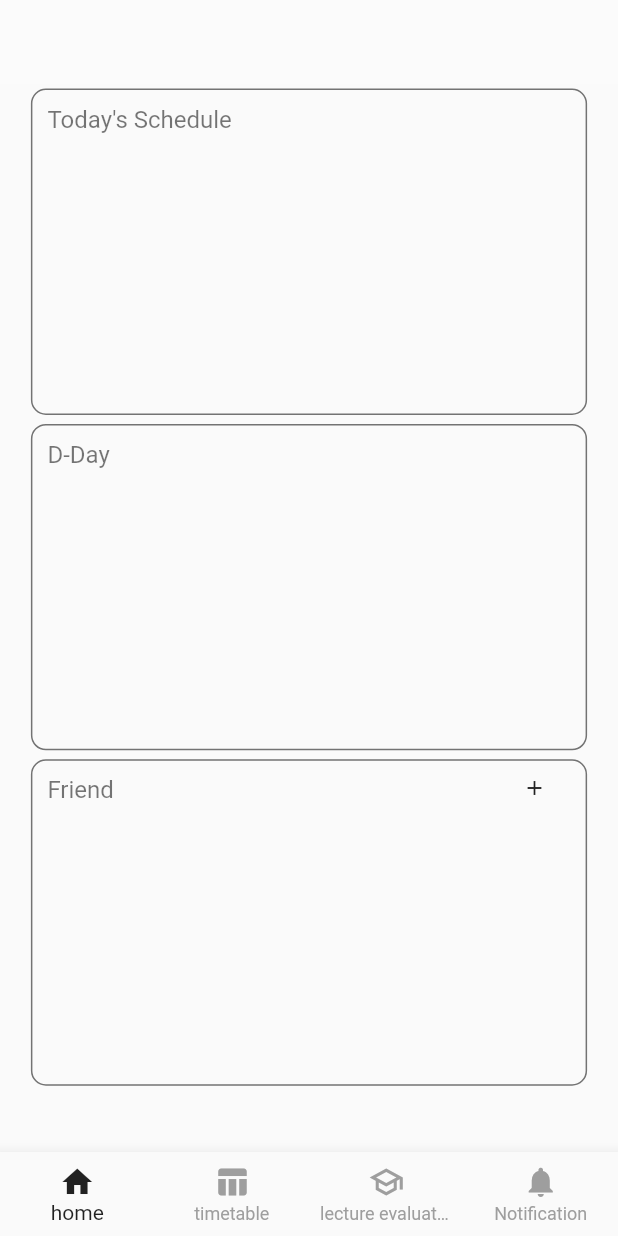
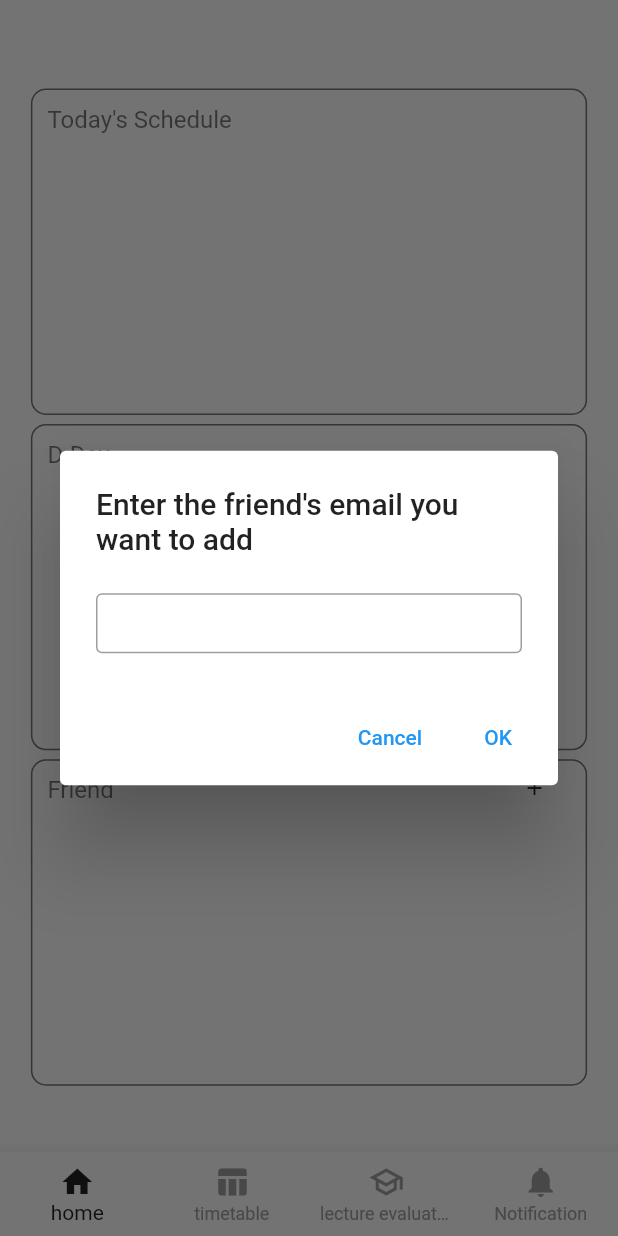
Before and after one commit to LUCAssYA/NLUT_FT, a Flutter app: the MainPage screen opened by its route, after a tap on the "add" icon, on a phone screen of 412 x 824 dp. Run offline on Flutter 3.47's test engine with Material 2 defaults, Android fonts, the phone set to English and light mode, and no system bars; network calls fail.

Commit message:
feat: add friend

```diff
--- a/lib/screen/main_page.dart
+++ b/lib/screen/main_page.dart
@@ -95,6 +95,8 @@ class TodaySchedule extends StatelessWidget {
 
   final schedule;
 
+
+
   @override
   Widget build(BuildContext context) {
     return Container(
@@ -125,18 +127,26 @@ class Friend extends StatelessWidget {
   final index;
 
   void removeFriend(BuildContext context) {
-    showDialog(context: context, barrierDismissible:false, builder: (BuildContext context){
-      return AlertDialog(
-        title: Text("Remove friend?"),
-        content: Text("Are you sure want to remove "+data+" as your friend?"),
-        actions: [
-          TextButton(onPressed: ()=>Navigator.pop(context), child: Text("Cancel")),
-          TextButton(onPressed: () => context.read<HomeProvider>().deleteFriend(context, index), child: Text("OK"))
-        ],
-      );
-    },);
+    showDialog(
+      context: context,
+      barrierDismissible: false,
+      builder: (BuildContext context) {
+        return AlertDialog(
+          title: Text("Remove friend?"),
+          content:
+              Text("Are you sure want to remove " + data + " as your friend?"),
+          actions: [
+            TextButton(
+                onPressed: () => Navigator.pop(context), child: Text("Cancel")),
+            TextButton(
+                onPressed: () =>
+                    context.read<HomeProvider>().deleteFriend(context, index),
+                child: Text("OK"))
+          ],
+        );
+      },
+    );
   }
-
 
   @override
   Widget build(BuildContext context) {
@@ -148,7 +158,9 @@ class Friend extends StatelessWidget {
           Container(child: Text(data)),
           Container(
               child: IconButton(
-            onPressed: () {removeFriend(context);},
+            onPressed: () {
+              removeFriend(context);
+            },
             icon: Icon(Icons.person_remove),
             iconSize: 16,
           ))
@@ -160,6 +172,36 @@ class Friend extends StatelessWidget {
 
 class FriendList extends StatelessWidget {
   FriendList({Key? key}) : super(key: key);
+
+
+  void addFriend(BuildContext context) {
+
+    final controller = TextEditingController();
+
+    showDialog(
+        context: context,
+        builder: (BuildContext context) {
+          return AlertDialog(
+            title: Text("Enter the friend's email you want to add"),
+            content: Container(
+              margin: style.addFriendfieldMargin,
+              height: 40,
+              child: TextField(
+                controller: controller,
+                decoration: InputDecoration(
+                  border: OutlineInputBorder(),
+                ),
+              ),
+            ),
+            actions: [
+              TextButton(
+                  onPressed: () => Navigator.pop(context),
+                  child: Text("Cancel")),
+              TextButton(onPressed: () => context.read<HomeProvider>().addFriend(context, controller.text), child: Text("OK"))
+            ],
+          );
+        });
+  }
 
   @override
   Widget build(BuildContext context) {
@@ -182,8 +224,7 @@ class FriendList extends StatelessWidget {
                   height: 16,
                   child: IconButton(
                       padding: EdgeInsets.all(0),
-                      onPressed: () =>
-                          Navigator.pushNamed(context, "/editFriend"),
+                      onPressed: () =>addFriend(context),
                       icon: Icon(
                         Icons.add,
                         size: 16,
--- a/lib/style/main_page_style.dart
+++ b/lib/style/main_page_style.dart
@@ -24,3 +24,4 @@ var labelHeight = 35.0;
 var labelTextStyle = TextStyle(color: Colors.black54, fontSize: 16);
 var listMargin = EdgeInsets.symmetric(horizontal: 7, vertical: 3);
 var ddayText = TextStyle(color:  Colors.red, letterSpacing: 1.5);
+var addFriendfieldMargin = EdgeInsets.fromLTRB(0, 5, 0, 0);
```
Also changed, not shown: lib/provider/home_provider.dart (+19 -0 lines).
